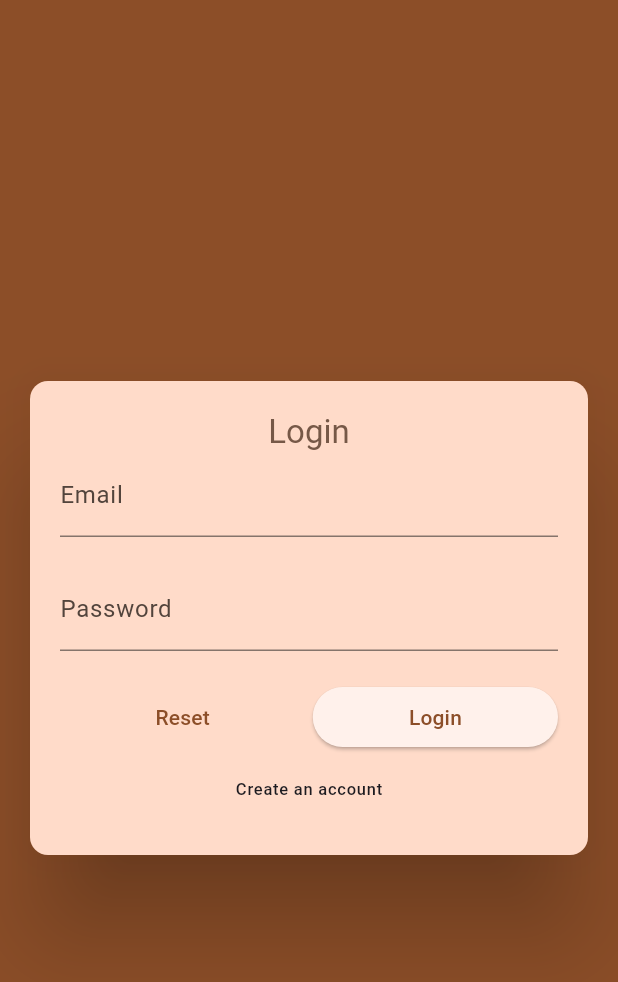
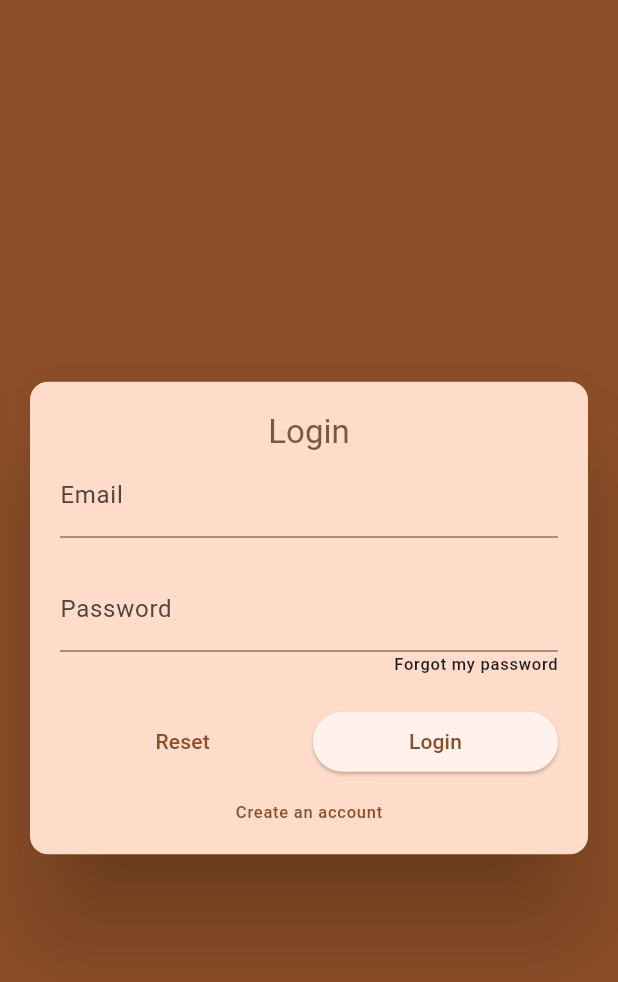
Before and after one commit to Dereck-Desjardins/flutter_intern_project, a Flutter app: the screen it shows after launch, on a phone screen of 412 x 824 dp. Shown: the top 982 px of the screen. Run offline on Flutter 3.47's test engine with Material 3 defaults, Android fonts, the phone set to English and light mode, and no system bars; our stand-ins replace cloud_firestore, email_validator, firebase_auth, firebase_core, riverpod; accounts and stored records are empty.

```diff
--- /dev/null
+++ b/lib/models/task.dart
@@ -0,0 +1,35 @@
+import 'package:flutter/material.dart';
+import 'package:uuid/uuid.dart';
+import 'package:intl/intl.dart';
+
+const uuid = Uuid();
+final formatter = DateFormat.yMd();
+
+enum TaskType{
+  work,
+  chore,
+  personnal,
+  event,
+}
+
+class Task{
+  Task({required this.creatorId, required this.title, required this.details, required this.date, required this.hour, required this.taskType}): id = uuid.v4();
+
+  final String id;
+  final String creatorId;
+  final String title;
+  final String details;
+  final DateTime? date;
+  final TimeOfDay? hour;
+  final TaskType taskType;
+
+  final DateTime creation = DateTime.now();
+
+  String get getFormattedDate{
+    if(date != null){
+      return formatter.format(date!);
+    }
+    return 'No assigned date';
+  }
+
+}
--- a/lib/screens/connexion.dart
+++ b/lib/screens/connexion.dart
@@ -128,6 +128,16 @@ class ConnexionScreenState extends State<ConnexionScreen> {
                           _enteredPassword = value!;
                         },
                       ),
+                      if(_formMode == 'connect')
+                        Align(
+                          alignment: Alignment.topRight,
+                          child: InkWell(
+                            onTap: (){
+                              //to do
+                            },
+                            child: Text('Forgot my password', style: Theme.of(context).textTheme.labelSmall),
+                          ),
+                        ),
                       const SizedBox(
                         height: 20,
                       ),
@@ -152,12 +162,15 @@ class ConnexionScreenState extends State<ConnexionScreen> {
                           ),
                         ],
                       ),
+                      SizedBox(height: 15,),
                       Row(
-
                         children: [
                           Expanded(
-                            child: TextButton(
-                              onPressed: () {
+                            child: Center(
+                              child: Column(
+                                children: [
+                                  InkWell(
+                                    onTap: () {
                                       if(_formMode == 'connect'){
                                         setState(() {
                                           _formMode = 'create';
@@ -167,10 +180,12 @@ class ConnexionScreenState extends State<ConnexionScreen> {
                                         setState(() {
                                           _formMode = 'connect';
                                         });
-
                                       }
                                     },
-                              child: Text(_formMode == 'connect' ? 'Create an account': 'Go to Log in', style: Theme.of(context).textTheme.labelSmall),
+                                    child: Text(_formMode == 'connect' ? 'Create an account': 'Go to Log in', style: Theme.of(context).textTheme.labelSmall!.copyWith(color: Theme.of(context).colorScheme.primary)),
+                                  ),
+                                ],
+                              ),
                             ),
                           ),
                         ],
--- a/pubspec.yaml
+++ b/pubspec.yaml
@@ -38,6 +38,9 @@ dependencies:
   firebase_core: ^3.10.1
   firebase_auth: ^5.4.1
   cloud_firestore: ^5.6.2
+  uuid: ^4.5.1
+  intl: ^0.20.2
+  riverpod: ^2.6.1
 
 dev_dependencies:
   flutter_test:
```
Also changed, not shown: lib/providers/filtered_tasks.dart (added, +11 -0 lines), lib/screens/new_task.dart (added, +187 -0 lines), lib/screens/tasks.dart (+17 -4 lines), lib/widget/task.dart (added, +16 -0 lines), firebase.json, pubspec.lock, 5 other files. Lines whose indentation alone changed are shown as unchanged.
